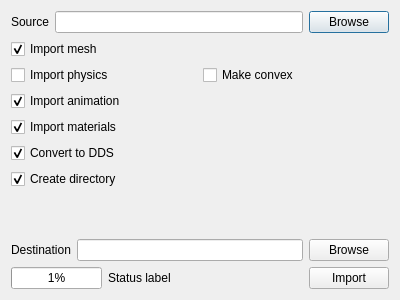
This is src/studio/dialogs/import_asset_dialog.ui in nem0/LumixEngine as Qt 5 draws it before an edit. The edited form follows.
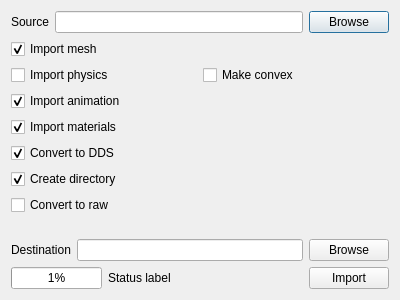
This is the edited form. Custom widgets are drawn as their Qt base class.

The edit to the form file:
```diff
--- a/src/studio/dialogs/import_asset_dialog.ui
+++ b/src/studio/dialogs/import_asset_dialog.ui
@@ -103,6 +103,13 @@
      </property>
     </widget>
    </item>
+   <item>
+    <widget class="QCheckBox" name="convertToRawCheckbox">
+     <property name="text">
+      <string>Convert to raw</string>
+     </property>
+    </widget>
+   </item>
    <item>
     <spacer name="verticalSpacer">
      <property name="orientation">
```
